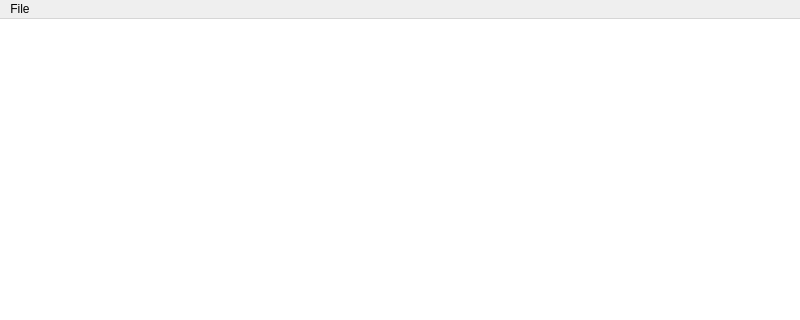
Old version of the form src/UmlEditor.ui in the repository LKAMinco/ICP_Project; both pictures show x 0 to 800 and y 0 to 320 of the 800 by 600 pixel window.
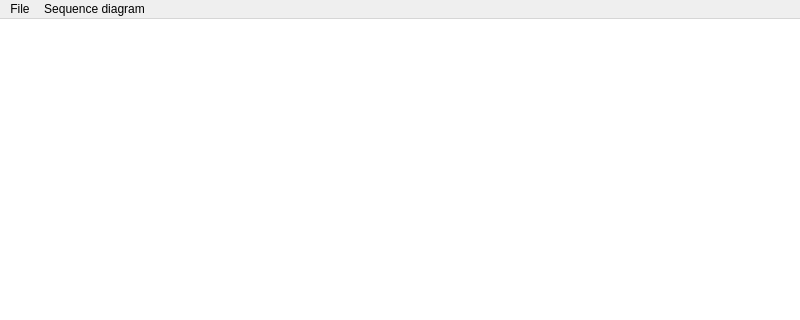
New version of the form.

Commit message: Add menu for sequence diagram

```diff
--- a/src/UmlEditor.ui
+++ b/src/UmlEditor.ui
@@ -54,7 +54,14 @@
     <addaction name="actionSave_as"/>
     <addaction name="actionOpen"/>
    </widget>
+   <widget class="QMenu" name="menuSequence_diagram">
+    <property name="title">
+     <string>Sequence diagram</string>
+    </property>
+    <addaction name="actionAdd"/>
+   </widget>
    <addaction name="menuFiles"/>
+   <addaction name="menuSequence_diagram"/>
   </widget>
   <widget class="QStatusBar" name="statusbar"/>
   <action name="actionSave">
```
Left out of the diff: 5 changed lines with no effect on the pictures. The commit also changes 2 other files.
